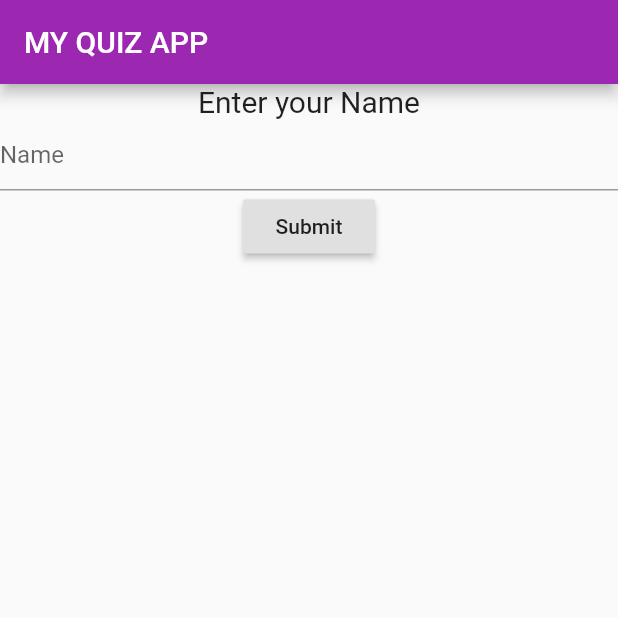
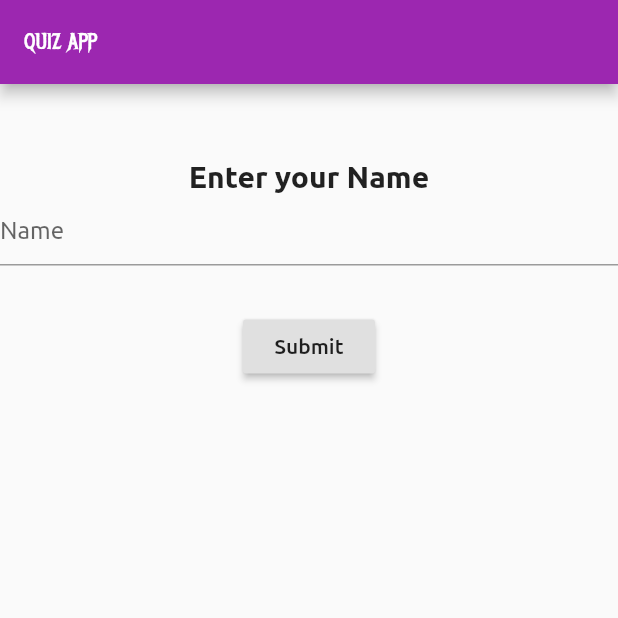
Before and after one commit to Chetan-Goyal/QUIZ_App, a Flutter app: the screen it shows after launch, on a phone screen of 412 x 824 dp, the top half of it. Run offline on Flutter 3.47's test engine with Material 2 defaults, Android fonts, the phone set to English and light mode, and no system bars; missing offline and left inert: universal_html; network calls fail; project files that could hold a hidden picture were left out.

Commit message:
Custom Fonts Added and Minor Improvements in UI

```diff
--- a/lib/Form.dart
+++ b/lib/Form.dart
@@ -12,12 +12,15 @@ class UserInfo extends StatelessWidget {
     return Center(
         child: Column(
       children: <Widget>[
+        SizedBox(height: 50),
         Text(
           'Enter your Name',
           style: TextStyle(
             fontSize: 20,
+            fontWeight: FontWeight.bold,
           ),
         ),
+
         TextField(
           decoration: InputDecoration(hintText: 'Name'),
           onChanged: (String text) {
@@ -27,9 +30,11 @@ class UserInfo extends StatelessWidget {
             value = text;
           },
         ),
+        SizedBox(height: 30),
         RaisedButton(
             onPressed: () => _submitButton(value), child: Text("Submit")),
       ],
+
     ));
   }
 }
--- a/lib/eachResult.dart
+++ b/lib/eachResult.dart
@@ -28,7 +28,7 @@ class EachResult extends StatelessWidget {
         questionsObj.questions[questionIndex]["QuestionText"],
       ),
     ];
-
+    a.add(SizedBox(height: 30));
     // Options Here
     for (String option in options) {
       String decodedOption = _parseHtmlString(option);
--- a/lib/main.dart
+++ b/lib/main.dart
@@ -60,7 +60,7 @@ class _MyAppState extends State<MyApp> {
         _questionsSet.questions = data;
         this._isDataLoaded = true;
       });
-    } catch(e) {
+    } catch (e) {
       getData();
     }
   }
@@ -101,22 +101,36 @@ class _MyAppState extends State<MyApp> {
   Widget build(BuildContext context) {
     if (!_started) {
       return MaterialApp(
-        theme: ThemeData(primarySwatch: Colors.purple),
+          theme: ThemeData(
+              fontFamily: 'Ubuntu',
+              primarySwatch: Colors.purple,
+              appBarTheme: AppBarTheme(
+                textTheme: ThemeData.dark()
+                  .textTheme
+                  .copyWith(headline6: TextStyle(fontFamily: 'MetalMania'))),
+              ),
+
           home: Scaffold(
             appBar: AppBar(
-          title: Text('MY QUIZ APP'),
+              title: Text('QUIZ APP'),
               ),
           body: UserInfo(_quizStarted),
-      ));
+            ),
+          );
     } else if (!this._isDataLoaded) {
       return MaterialApp(
-        theme: ThemeData(primarySwatch: Colors.purple),
+        theme: ThemeData(primarySwatch: Colors.purple,
+              fontFamily: 'Ubuntu',),
         home: Scaffold(
           appBar: AppBar(
-              title: Text('MY QUIZ APP'),
+            title: Text(
+              'QUIZ APP',
+              style: TextStyle(fontFamily: 'MetalMania'),
+            ),
           ),
           body: Center(
-              child: ColorLoader(colors: Colors.primaries, duration: Duration(seconds: 5)),
+            child: ColorLoader(
+                colors: Colors.primaries, duration: Duration(seconds: 5)),
           ),
         ),
       );
@@ -124,10 +138,14 @@ class _MyAppState extends State<MyApp> {
     if (_answered && answer != null) {
       _answered = false;
       return MaterialApp(
-        theme: ThemeData(primarySwatch: Colors.purple),
+          theme: ThemeData(primarySwatch: Colors.purple,
+              fontFamily: 'Ubuntu',),
           home: Scaffold(
             appBar: AppBar(
-          title: Text('MY QUIZ APP'),
+              title: Text(
+                'QUIZ APP',
+                style: TextStyle(fontFamily: 'MetalMania'),
+              ),
             ),
             body: EachResult(
                 _questionsSet.currentIndex,
@@ -139,10 +157,14 @@ class _MyAppState extends State<MyApp> {
     } else {
       _answered = true;
       return MaterialApp(
-        theme: ThemeData(primarySwatch: Colors.purple),
+          theme: ThemeData(primarySwatch: Colors.purple,
+              fontFamily: 'Ubuntu',),
           home: Scaffold(
             appBar: AppBar(
-          title: Text('MY QUIZ APP'),
+              title: Text(
+                'QUIZ APP',
+                style: TextStyle(fontFamily: 'MetalMania'),
+              ),
             ),
             body: _questionsSet.currentIndex < _questionsSet.questions.length
                 ? Quiz(
--- a/lib/question.dart
+++ b/lib/question.dart
@@ -18,6 +18,7 @@ class Question extends StatelessWidget {
         _parseHtmlString(questionText),
         style: TextStyle(
           fontSize: 23,
+          fontWeight: FontWeight.bold,
         ),
         textAlign: TextAlign.center,
       ),
--- a/lib/quiz.dart
+++ b/lib/quiz.dart
@@ -19,7 +19,7 @@ class Quiz extends StatelessWidget {
         Question(
           this.questions[this.questionIndex]["QuestionText"],
         ),
-
+        SizedBox(height: 30),
         // Options Here
         ...(this.questions[this.questionIndex]['Options'])
             .map((option) {
```
Also changed, not shown: pubspec.yaml (+16 -10 lines), assets/fonts/MetalMania-Regular.ttf (added), assets/fonts/Ubuntu/Ubuntu-Bold.ttf (added), assets/fonts/Ubuntu/Ubuntu-BoldItalic.ttf (added), assets/fonts/Ubuntu/Ubuntu-Italic.ttf (added), assets/fonts/Ubuntu/Ubuntu-Light.ttf (added), assets/fonts/Ubuntu/Ubuntu-LightItalic.ttf (added), assets/fonts/Ubuntu/Ubuntu-Medium.ttf (added), assets/fonts/Ubuntu/Ubuntu-MediumItalic.ttf (added), assets/fonts/Ubuntu/Ubuntu-Regular.ttf (added). Lines whose indentation alone changed are shown as unchanged.
